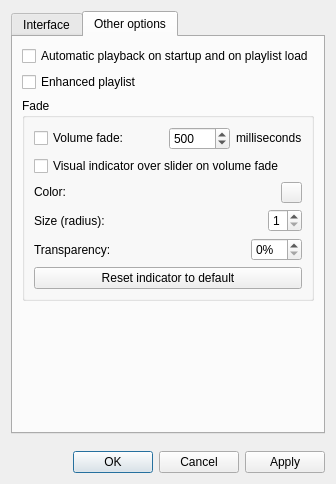
Above: settings.ui from MarioUnoDueTreQuattro/AudioPlayer before the change. Below: the same form after it.
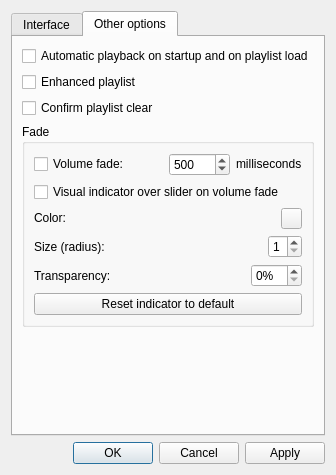
That is the form after the change.

Commit message: option to confirm on playlist clear

Diff of the .ui file:
```diff
--- a/settings.ui
+++ b/settings.ui
@@ -7,7 +7,7 @@
     <x>0</x>
     <y>0</y>
     <width>306</width>
-    <height>484</height>
+    <height>475</height>
    </rect>
   </property>
   <property name="sizePolicy">
@@ -330,6 +330,13 @@
          </property>
         </widget>
        </item>
+       <item>
+        <widget class="QCheckBox" name="checkBoxConfirmClear">
+         <property name="text">
+          <string>Confirm playlist clear</string>
+         </property>
+        </widget>
+       </item>
        <item>
         <widget class="QGroupBox" name="groupBox">
          <property name="title">
@@ -527,7 +534,7 @@
          <property name="sizeHint" stdset="0">
           <size>
            <width>20</width>
-           <height>119</height>
+           <height>2</height>
           </size>
          </property>
         </spacer>
@@ -536,22 +543,6 @@
      </widget>
     </widget>
    </item>
-   <item>
-    <spacer name="verticalSpacer">
-     <property name="orientation">
-      <enum>Qt::Vertical</enum>
-     </property>
-     <property name="sizeType">
-      <enum>QSizePolicy::Expanding</enum>
-     </property>
-     <property name="sizeHint" stdset="0">
-      <size>
-       <width>20</width>
-       <height>2</height>
-      </size>
-     </property>
-    </spacer>
-   </item>
    <item>
     <widget class="QDialogButtonBox" name="buttonBox">
      <property name="orientation">
```
The commit also changes 2 other files.
